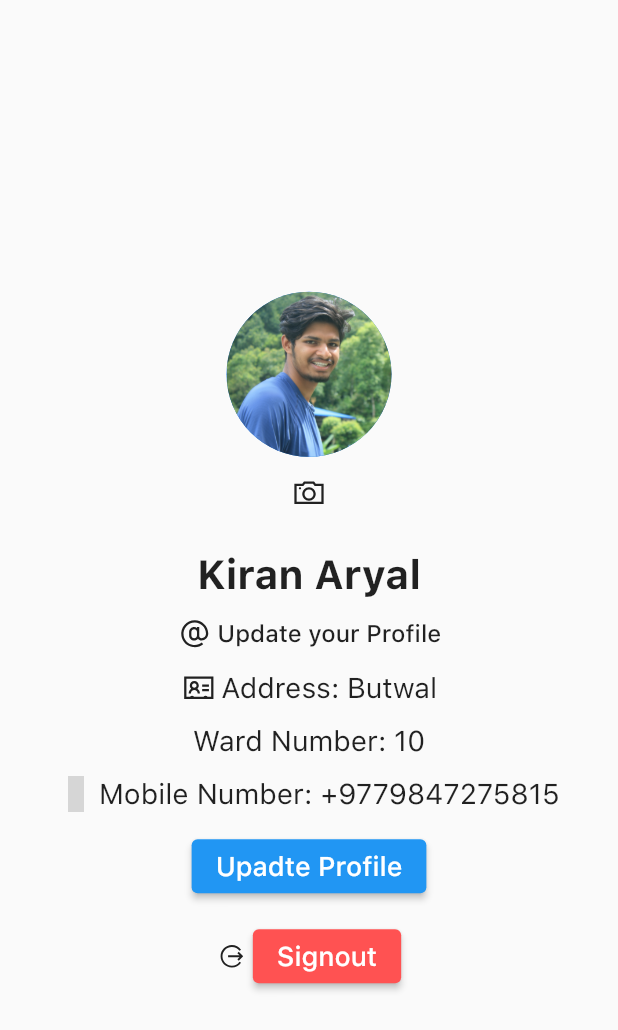
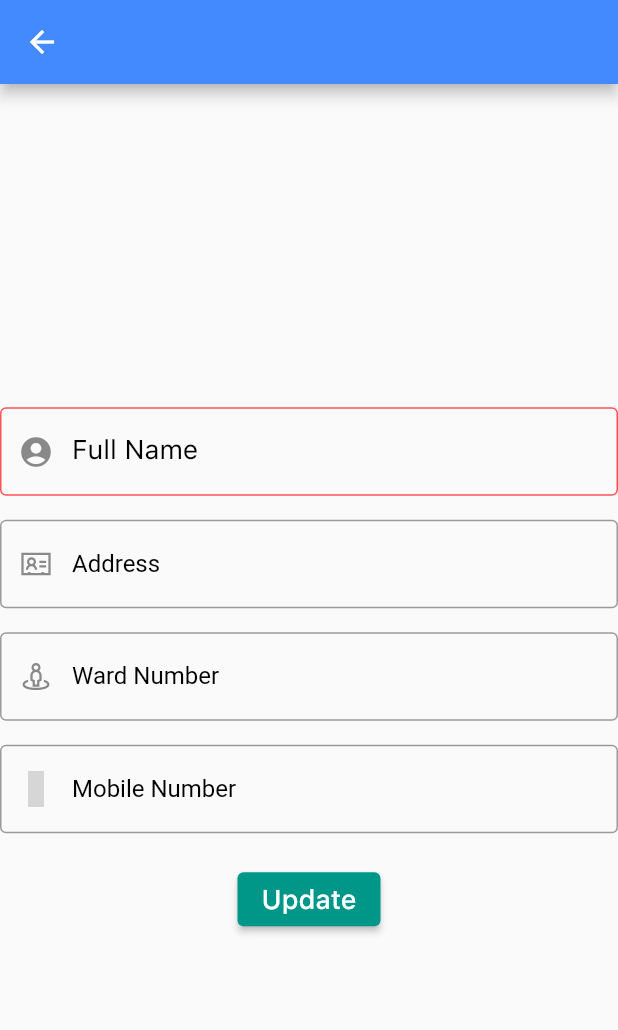
Before and after one commit to saurab86/Sajilo-FinalYearProject-, a Flutter app: the UserProfile1 screen opened directly, after a tap on "Upadte Profile", on a phone screen of 412 x 824 dp. Shown: the top 1030 px of the screen. Run offline on Flutter 3.47's test engine with Material 2 defaults, Android fonts, the phone set to English and light mode, and no system bars; our stand-ins replace cloud_firestore, curved_navigation_bar, firebase_auth, firebase_core, firebase_database, flutter_screenutil and 5 more; missing offline and left inert: flutter_facebook_login, flutter_screen_scaler, flutter_twitter; accounts and stored records are empty; grey boxes are pictures that could not be loaded.

Commit message:
User Profile Update

```diff
--- a/lib/navpages/navscreens/info.dart
+++ b/lib/navpages/navscreens/info.dart
@@ -29,8 +29,8 @@ class _ContactPageState extends State<Info> {
 
   final Uri _emailLaunchUri = Uri(
       scheme: 'mailto',
-      path: 'sajilohelp2gmail.com',
-      queryParameters: {'subject': 'SUBJECT'});
+      path: 'helpsajilo@gmail.com',
+      queryParameters: {'subject': 'Help for :'});
 
   Widget _launchStatus(BuildContext context, AsyncSnapshot<void> snapshot) {
     if (snapshot.hasError) {
@@ -135,7 +135,7 @@ class _ContactPageState extends State<Info> {
                       Padding(
                           padding: EdgeInsets.only(left: 10.0),
                           child: new Text(
-                            "Email:helpsajilo@gamil.com",
+                            "Email:helpsajilo@gmail.com",
                             style:
                                 TextStyle(fontSize: 16.0, fontFamily: 'Rubik'),
                           ))
--- a/lib/navpages/navscreens/userprofile1.dart
+++ b/lib/navpages/navscreens/userprofile1.dart
@@ -2,6 +2,7 @@
 import 'package:flutter/material.dart';
 import 'package:line_awesome_flutter/line_awesome_flutter.dart';
 import 'package:provider/provider.dart';
+import 'package:sajilo/navpages/upadteprofile.dart';
 import 'package:sajilo/services/auth.dart';
 
 
@@ -122,7 +123,9 @@ class _UserProfile1State extends State<UserProfile1> {
               height: 12,
             ),
             ElevatedButton(
-              onPressed: () {},
+              onPressed: () {
+                Navigator.push(context, MaterialPageRoute(builder: (_)=>UpdateProfile()));
+              },
               child: Text(
                 'Upadte Profile',
                 style: TextStyle(fontFamily: 'SFProText', fontSize: 18),
--- /dev/null
+++ b/lib/navpages/upadteprofile.dart
@@ -0,0 +1,243 @@
+import 'package:firebase_database/firebase_database.dart';
+import 'package:flutter/material.dart';
+import 'package:fluttertoast/fluttertoast.dart';
+import 'package:line_awesome_flutter/line_awesome_flutter.dart';
+import 'package:sajilo/navpages/navscreens/userprofile1.dart';
+
+class UpdateProfile extends StatefulWidget {
+  @override
+  _UpdateProfileState createState() => _UpdateProfileState();
+}
+
+class _UpdateProfileState extends State<UpdateProfile> {
+  TextEditingController _nameController,
+      _addressController,
+      _wardController,
+      _mobileNumberController;
+
+      DatabaseReference _ref;
+  // String _name,_address,_ward,_mobilenmbr;
+  final GlobalKey<FormState> _formkey = GlobalKey<FormState>();
+  @override
+
+void initState(){
+  super.initState();
+  _nameController = TextEditingController();
+  _addressController = TextEditingController();
+  _wardController = TextEditingController();
+  _mobileNumberController = TextEditingController();
+  _ref = FirebaseDatabase.instance.reference().child('UserProfile');
+}
+
+
+ @override
+  void dispose() {
+    super.dispose();
+    _nameController.dispose();
+    _mobileNumberController.dispose();
+    _wardController.dispose();
+    _addressController.dispose();
+  }
+
+  Widget build(BuildContext context) {
+    return Scaffold(
+      appBar: AppBar(automaticallyImplyLeading: true,),
+      body: Center(
+        child: Form(
+           key: _formkey,
+          child: SingleChildScrollView(
+                      child: Column(
+
+              mainAxisAlignment: MainAxisAlignment.center,
+              children: [
+                Padding(
+                    padding: EdgeInsets.only(left: 10, right: 10, bottom: 15)),
+
+                //User Name
+                TextFormField(
+                  controller: _nameController,
+                  validator: (String value) {
+                    if (value.isEmpty) {
+                      return "Please enter name";
+                    }
+                    return null;
+                  },
+                  decoration: InputDecoration(
+                    prefixIcon: Icon(Icons.account_circle),
+                    hintText: 'Example:Jon Legend',
+                    labelText: 'Full Name',
+                    labelStyle: TextStyle(
+                        color: Colors.black,
+                        fontFamily: 'SFProText',
+                        fontSize: 18),
+                    enabledBorder: OutlineInputBorder(
+                        borderSide: BorderSide(color: Colors.redAccent)),
+                    focusedBorder: OutlineInputBorder(
+                        borderSide: BorderSide(color: Colors.green),
+                        borderRadius: BorderRadius.all(Radius.circular(30))),
+                    border: OutlineInputBorder(borderSide: BorderSide()),
+                  ),
+                ),
+                SizedBox(
+                  height: 16.0,
+
+                  //UserAddress Textfeild
+                ),
+                TextFormField(
+                  validator: (String value){
+                    if (value.isEmpty) {
+                      return "Please enter address feild";
+                    }
+                    return null;
+                  },
+                  controller: _addressController,
+                  cursorColor: Colors.white,
+                  keyboardType: TextInputType.streetAddress,
+                  decoration: InputDecoration(
+                    prefixIcon: Icon(LineAwesomeIcons.address_card_1),
+                    hintText: 'Example: Bhairawaha,Rupandehi',
+                    labelText: 'Address',
+                    labelStyle: TextStyle(color: Colors.black),
+                    focusedBorder: OutlineInputBorder(
+                        borderSide: BorderSide(color: Colors.green),
+                        borderRadius: BorderRadius.all(Radius.circular(30))),
+                    border: OutlineInputBorder(borderSide: BorderSide()),
+                  ),
+                ),
+                SizedBox(
+                  height: 16.0,
+                ),
+
+                //User Ward Number Textfeild
+                TextFormField(
+                  validator: (String value){
+                    if(value.isEmpty){
+                      return "Please enter Ward Number";
+                    }
+                    return null;
+                  },
+                  controller: _wardController,
+                  keyboardType: TextInputType.number,
+                  cursorColor: Colors.white,
+                  decoration: InputDecoration(
+                    prefixIcon: Icon(LineAwesomeIcons.street_view),
+                    hintText: 'Ward Number',
+                    labelText: 'Ward Number',
+                    labelStyle: TextStyle(color: Colors.black),
+                    focusedBorder: OutlineInputBorder(
+                        borderSide: BorderSide(color: Colors.green),
+                        borderRadius: BorderRadius.all(Radius.circular(30))),
+                    border: OutlineInputBorder(borderSide: BorderSide()),
+                  ),
+                ),
+                SizedBox(
+                  height: 16.0,
+                ),
+
+                //User Mobile number Textfeild
+                TextFormField(
+                  validator: (String value){
+                    if (value.isEmpty) {
+                      return "Please enter your number";
+
+                    }
+                    if(value.length<10 || value.length> 10){
+                      return "Please enter valid mobile number";
+                    }
+                    return null;
+                  },
+                  controller: _mobileNumberController,
+                  keyboardType: TextInputType.phone,
+                  cursorColor: Colors.white,
+                  decoration: InputDecoration(
+                    prefixIcon: Icon(LineAwesomeIcons.mobile_phone),
+                    hintText: 'Example:  984*******',
+                    labelText: 'Mobile Number',
+                    labelStyle: TextStyle(color: Colors.black),
+                    focusedBorder: OutlineInputBorder(
+                        borderSide: BorderSide(color: Colors.green),
+                        borderRadius: BorderRadius.all(Radius.circular(30))),
+                    border: OutlineInputBorder(borderSide: BorderSide()),
+                  ),
+                ),
+
+                SizedBox(height: 20.0),
+
+                //Update Button
+                ElevatedButton(
+                  style: ElevatedButton.styleFrom(primary: Colors.teal),
+                  onPressed: () {
+                    if (_formkey.currentState.validate()) {
+                      return saveProfile();
+                    }
+                    else print('Unsucessfull');
+                  },
+                  child: Text(
+                    'Update',
+                    style: TextStyle(fontFamily: 'SFProText', fontSize: 18.0),
+                  ),
+                )
+              ],
+            ),
+          ),
+        ),
+      ),
+    );
+  }
+
+  saveProfile(){
+  String name = _nameController.text;
+  String address = _addressController.text;
+  String ward = _wardController.text;
+  String mobilenumber = _mobileNumberController.text;
+
+
+    Map<String,String> userprofile = {
+      'Name': name,
+      'Address': address,
+      'Ward': ward,
+      'MobileNumber':mobilenumber,
+
+    };
+     _ref.push().set(userprofile);
+
+      showDialog(
+        barrierDismissible: false,
+        context: context,
+        builder: (_) => AlertDialog(
+              shape: RoundedRectangleBorder(
+                  borderRadius: BorderRadius.circular(14.0)),
+              backgroundColor: Colors.blueGrey[200],
+              title: new Text(
+                "ThankYou",
+                style:
+                    TextStyle(fontFamily: 'Rubik', backgroundColor: Colors.red),
+                textAlign: TextAlign.center,
+              ),
+              content: new Text(
+                "Profile Updated Successfully.",
+                textAlign: TextAlign.center,
+                style: TextStyle(fontSize: 16.0),
+              ),
+              actions: <Widget>[
+                TextButton(
+                    onPressed: () {
+                      Fluttertoast.showToast(
+                              msg: "Updated Successfully",
+                              toastLength: Toast.LENGTH_SHORT,
+                              gravity: ToastGravity.BOTTOM,
+                              timeInSecForIosWeb: 4,
+                              backgroundColor: Colors.teal,
+                              textColor: Colors.white,
+                              fontSize: 16.0)
+                          .then((value) => Navigator.pushReplacement(context,
+                              MaterialPageRoute(builder: (_) =>UserProfile1())));
+                    },
+                    child: Text(
+                      'OK',
+                      style: TextStyle(fontSize: 16.0),
+                    ))
+              ],
+            ));
+  }
+}
```
Also changed, not shown: lib/navpages/navscreens/booking.dart (+9 -0 lines).
